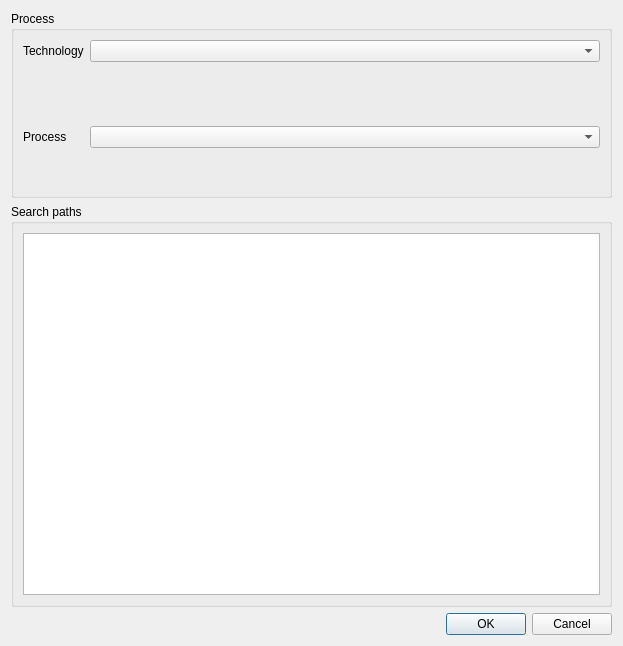
Before: the Qt Designer form projectsettings.ui in libresilicon/qtflow, drawn with Qt 5.
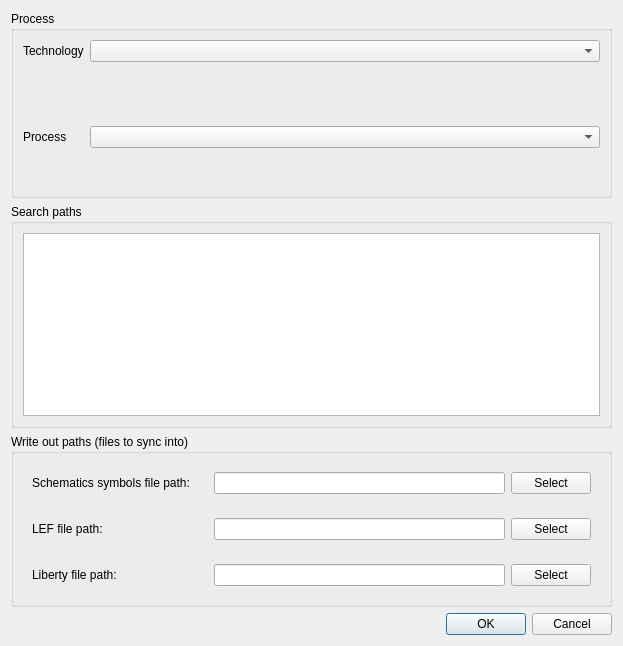
After: the same form once the commit is applied. Icons and pictures are not drawn.

Diff of the .ui file:
```diff
--- a/projectsettings.ui
+++ b/projectsettings.ui
@@ -105,6 +105,102 @@
      </layout>
     </widget>
    </item>
+   <item>
+    <widget class="QGroupBox" name="groupBoxOutput">
+     <property name="title">
+      <string>Write out paths (files to sync into)</string>
+     </property>
+     <layout class="QFormLayout" name="formLayout_2">
+      <item row="0" column="0">
+       <widget class="QWidget" name="widget_3" native="true">
+        <layout class="QHBoxLayout" name="horizontalLayout_3">
+         <item>
+          <widget class="QLabel" name="label_3">
+           <property name="text">
+            <string>Schematics symbols file path:</string>
+           </property>
+          </widget>
+         </item>
+        </layout>
+       </widget>
+      </item>
+      <item row="1" column="0">
+       <widget class="QWidget" name="widget_2" native="true">
+        <layout class="QHBoxLayout" name="horizontalLayout_2">
+         <item>
+          <widget class="QLabel" name="label_2">
+           <property name="text">
+            <string>LEF file path:</string>
+           </property>
+          </widget>
+         </item>
+        </layout>
+       </widget>
+      </item>
+      <item row="2" column="0">
+       <widget class="QWidget" name="widget" native="true">
+        <layout class="QHBoxLayout" name="horizontalLayout">
+         <item>
+          <widget class="QLabel" name="label">
+           <property name="text">
+            <string>Liberty file path:</string>
+           </property>
+          </widget>
+         </item>
+        </layout>
+       </widget>
+      </item>
+      <item row="0" column="1">
+       <widget class="QWidget" name="widget_6" native="true">
+        <layout class="QHBoxLayout" name="horizontalLayout_6">
+         <item>
+          <widget class="QLineEdit" name="symbolsPath"/>
+         </item>
+         <item>
+          <widget class="QPushButton" name="pushSymbolsPath">
+           <property name="text">
+            <string>Select</string>
+           </property>
+          </widget>
+         </item>
+        </layout>
+       </widget>
+      </item>
+      <item row="1" column="1">
+       <widget class="QWidget" name="widget_4" native="true">
+        <layout class="QHBoxLayout" name="horizontalLayout_4">
+         <item>
+          <widget class="QLineEdit" name="libraryPath"/>
+         </item>
+         <item>
+          <widget class="QPushButton" name="pushLibraryPath">
+           <property name="text">
+            <string>Select</string>
+           </property>
+          </widget>
+         </item>
+        </layout>
+       </widget>
+      </item>
+      <item row="2" column="1">
+       <widget class="QWidget" name="widget_5" native="true">
+        <layout class="QHBoxLayout" name="horizontalLayout_5">
+         <item>
+          <widget class="QLineEdit" name="libertyPath"/>
+         </item>
+         <item>
+          <widget class="QPushButton" name="pushLibertyPath">
+           <property name="text">
+            <string>Select</string>
+           </property>
+          </widget>
+         </item>
+        </layout>
+       </widget>
+      </item>
+     </layout>
+    </widget>
+   </item>
    <item>
     <widget class="QDialogButtonBox" name="buttonBox">
      <property name="orientation">
```
